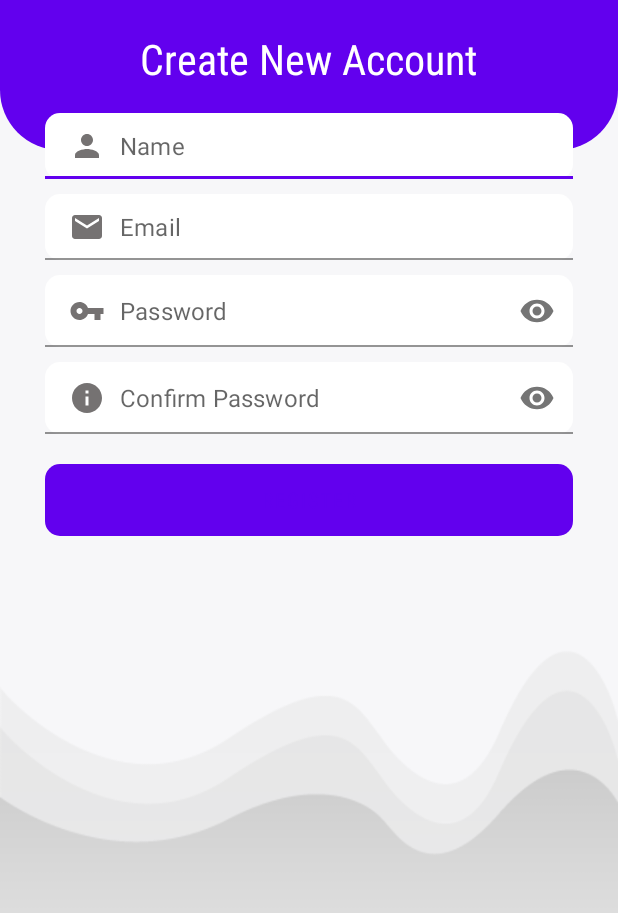
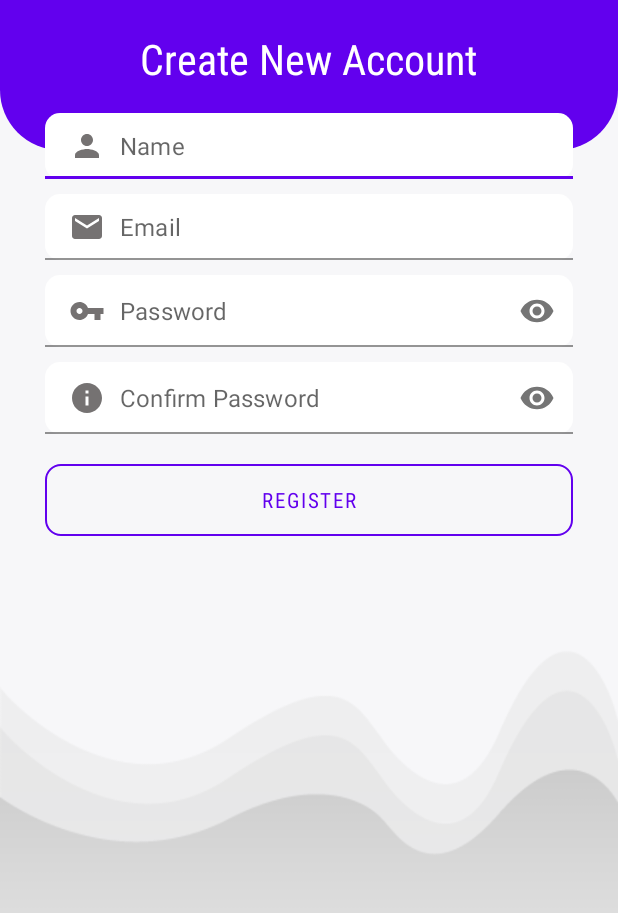
Before and after one commit to AvishkarsGit/ProjectProviderApp, an Android app: the RegisterActivity screen opened directly, with no data from a screen before it, on a phone screen of 412 x 824 dp, the part 225-1138 px from its top. Run offline under Robolectric (Android 15) with nearby library versions, the phone set to English and light mode, and no system bars; our stand-ins replace Firebase (no records; nobody signed in at launch, a user with empty details on screens opened directly).

Commit message:
I change the color of register button

```diff
--- a/app/src/main/res/layout/activity_register.xml
+++ b/app/src/main/res/layout/activity_register.xml
@@ -155,7 +155,7 @@
                 android:text="Register"
                 android:textColor="@color/purple_500"
                 android:fontFamily="sans-serif-condensed"
-                android:background="@drawable/shape_button01"/>
+                android:background="@drawable/shape_button02"/>
         </RelativeLayout>
     </ScrollView>
 </RelativeLayout>
```
